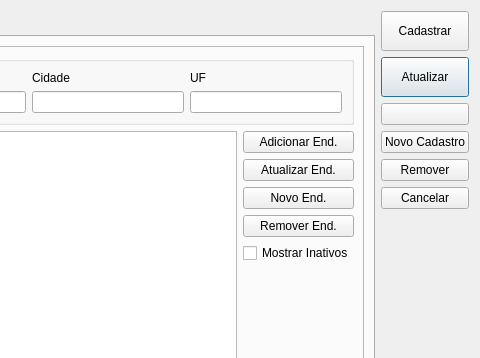
The window that cadastrocliente.ui (lellisls/ERP-STACCATO) describes before a commit, drawn with Qt 5; both pictures show x 864 to 1344 and y 0 to 358 of the 1344 by 606 pixel window.
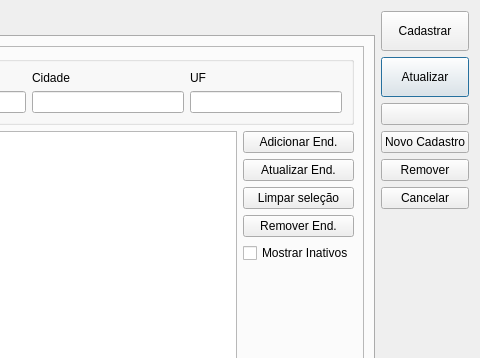
The same window after the commit. The open tabs and pages were chosen to show the change. Icons and pictures are not drawn. Custom widgets are drawn as their Qt base class.

Commit message: Refatorado endereços em CadastroCliente

Patch:
```diff
--- a/cadastrocliente.ui
+++ b/cadastrocliente.ui
@@ -854,7 +854,7 @@
             <item>
              <widget class="QPushButton" name="pushButtonNovoEnd">
               <property name="text">
-               <string>Novo End.</string>
+               <string>Limpar seleção</string>
               </property>
              </widget>
             </item>
```
Left out of the diff: 10 changed lines with no effect on the pictures. The commit also changes 2 other files.
